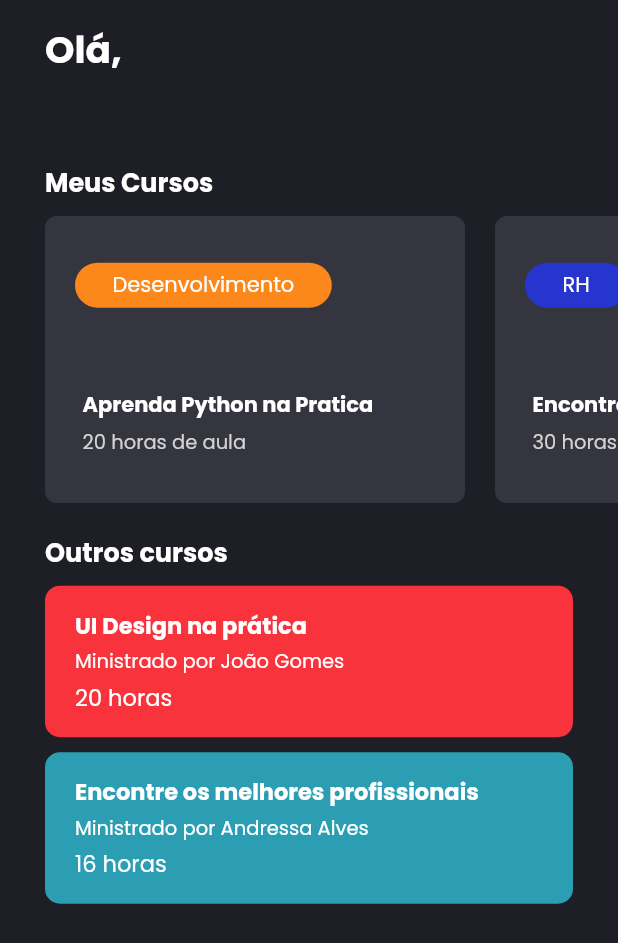
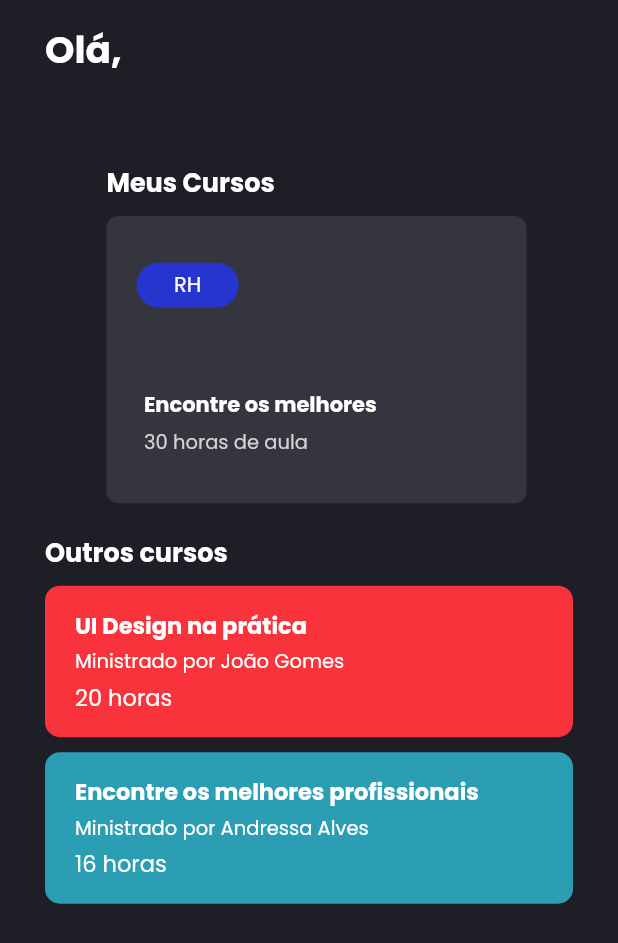
Before and after one commit to irdevp/HackathonCCR, a Flutter app: the HomeScreen screen opened directly with empty values, on a phone screen of 412 x 824 dp. Shown: the top 943 px of the screen. Run offline on Flutter 3.47's test engine with Material 2 defaults, Android fonts, the phone set to English and light mode, and no system bars; our stand-ins replace animate_do, dio, flutter_screenutil, flutter_svg, material_design_icons_flutter, simple_animations.

Commit message:
Ultimo commit

```diff
--- a/lib/pages/app/student/home/home.dart
+++ b/lib/pages/app/student/home/home.dart
@@ -69,12 +69,14 @@ class _HomeScreenState extends State<HomeScreen> {
                               SizedBox(
                                 width: 30,
                               ),
-                              HorizontalCard(
-                                tipo: "Desenvolvimento",
-                                color: Color(0xFFFC871B),
-                                text: "Aprenda Python na Pratica",
-                                cargaHoraria: "20 horas de aula",
-                              ),
+                              widget.nome == "Igor"
+                                  ? HorizontalCard(
+                                      tipo: "Desenvolvimento",
+                                      color: Color(0xFFFC871B),
+                                      text: "Aprenda Python na Pratica",
+                                      cargaHoraria: "20 horas de aula",
+                                    )
+                                  : SizedBox(),
                               HorizontalCard(
                                 tipo: "RH",
                                 color: Color(0xFF2635CE),
```
